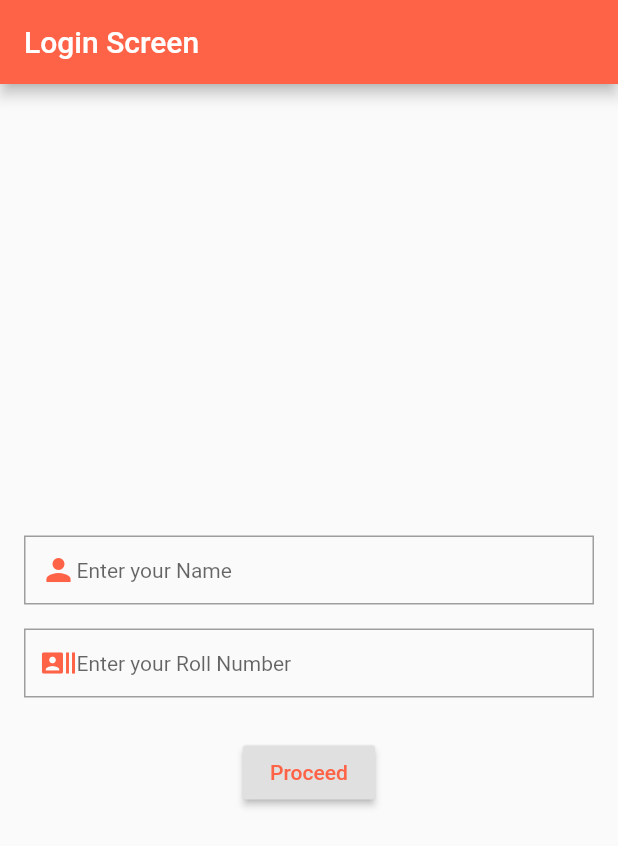
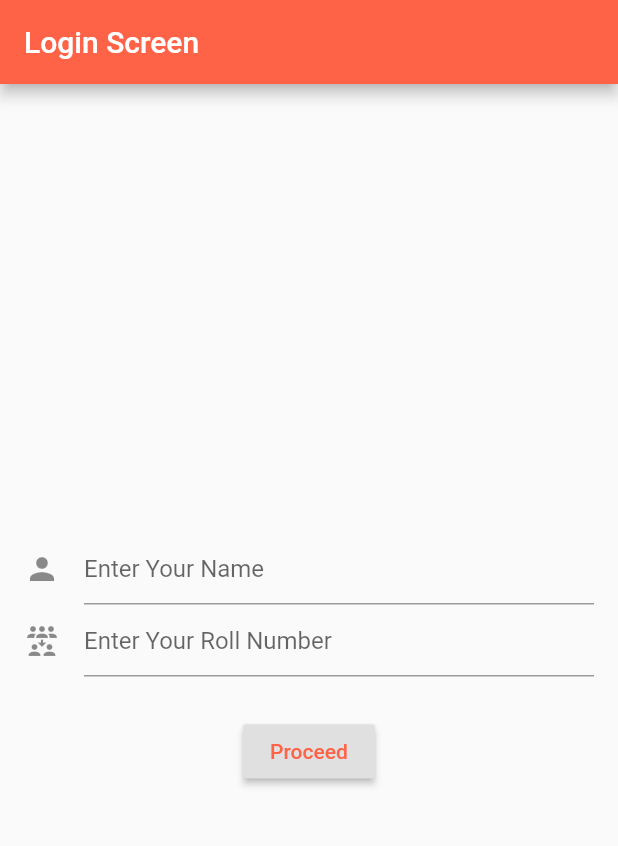
Before and after one commit to nithishpranav/timetable, a Flutter app: the screen it shows after launch, on a phone screen of 412 x 824 dp. Shown: the top 846 px of the screen. Run offline on Flutter 3.47's test engine with Material 2 defaults, Android fonts, the phone set to English and light mode, and no system bars; our stand-ins replace cloud_firestore; accounts and stored records are empty.

Commit message:
Added my changes to login file

```diff
--- a/lib/login.dart
+++ b/lib/login.dart
@@ -5,34 +5,20 @@ import 'main.dart';
 class TutorialHome extends StatelessWidget {
   @override
   Widget build(BuildContext context) {
-    // Scaffold is a layout for the major Material Design widgets.
     return new Scaffold(
       appBar: new AppBar(
         backgroundColor: const Color(0xFFff6347),
-/*        leading: new IconButton(
-          icon: new Icon(
-            Icons.menu,
-            color: Colors.white,
-          ),
-          tooltip: 'Navigation menu',
-          onPressed: null,
-        ),*/
         title: new Text('Login Screen'),
-/*        actions: <Widget>[
-          new IconButton(
-            icon: new Icon(Icons.search, color: Colors.white),
-            tooltip: 'Search',
-            onPressed: null,
-          ),
-        ],*/
       ),
-      // body is the majority of the screen.
       body: new LoginPage(),
     );
   }
 }
 
 class LoginPage extends StatelessWidget {
+  final myController = TextEditingController();
+  var name = String;
+
   @override
   Widget build(BuildContext context) {
     return new Container(
@@ -40,9 +26,36 @@ class LoginPage extends StatelessWidget {
       child: new Column(
         mainAxisAlignment: MainAxisAlignment.center,
         children: <Widget>[
-          buildInputField(context, "Enter your Name", Icons.person, false),
-          buildInputField(context, "Enter your Roll Number",
-              Icons.recent_actors, false),
+          TextFormField(
+              //controller: myController,
+              decoration: const InputDecoration(
+                icon: Icon(Icons.person),
+                hintText: 'Enter Your Name',
+                /*border: new OutlineInputBorder(
+                          borderRadius: new BorderRadius.circular(25.0),
+                          borderSide: new BorderSide(
+                          ),
+                        ),*/
+              ),
+              onSaved: (String value) {},
+              validator: (String value) {
+                return "done";
+              }),
+          TextFormField(
+              //controller: myController,
+              decoration: const InputDecoration(
+                icon: Icon(Icons.reduce_capacity_sharp),
+                hintText: 'Enter Your Roll Number',
+                /*border: new OutlineInputBorder(
+                          borderRadius: new BorderRadius.circular(25.0),
+                          borderSide: new BorderSide(
+                          ),
+                        ),*/
+              ),
+              onSaved: (String value) {},
+              validator: (String value) {
+                return "Noted";
+              }),
           new Container(
               margin: const EdgeInsets.only(top: 26.0),
               child: new RaisedButton(
@@ -62,29 +75,3 @@ class LoginPage extends StatelessWidget {
     );
   }
 }
-
-/**
- * create InputField
- */
-Widget buildInputField(
-    BuildContext context, String hint, IconData iconData, bool isPassword) {
-  return new Container(
-      decoration: new BoxDecoration(border: new Border.all(color: Colors.grey)),
-      padding: const EdgeInsets.all(10.0),
-      margin: const EdgeInsets.only(top: 16.0),
-      child: new Row(
-        crossAxisAlignment: CrossAxisAlignment.center,
-        children: <Widget>[
-          new Icon(
-            iconData,
-            color: const Color(0xFFff6347),
-          ),
-          new Flexible(
-              child: new TextField(
-                style: Theme.of(context).textTheme.body1,
-                decoration: new InputDecoration.collapsed(hintText: hint),
-                obscureText: isPassword,
-              )),
-        ],
-      ));
-}
```
